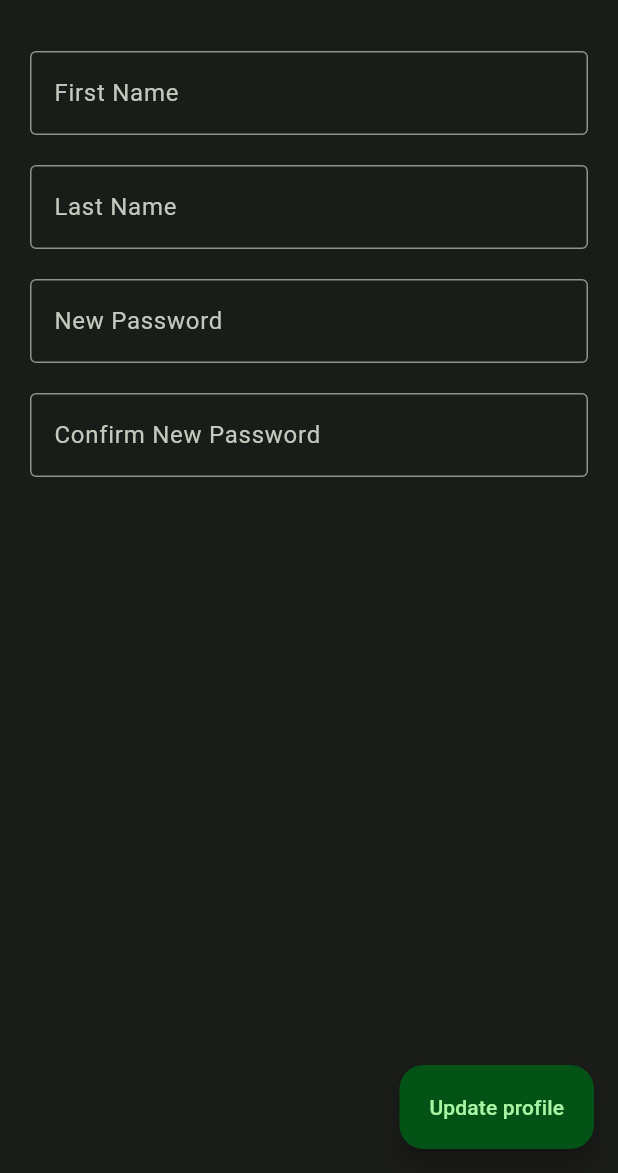
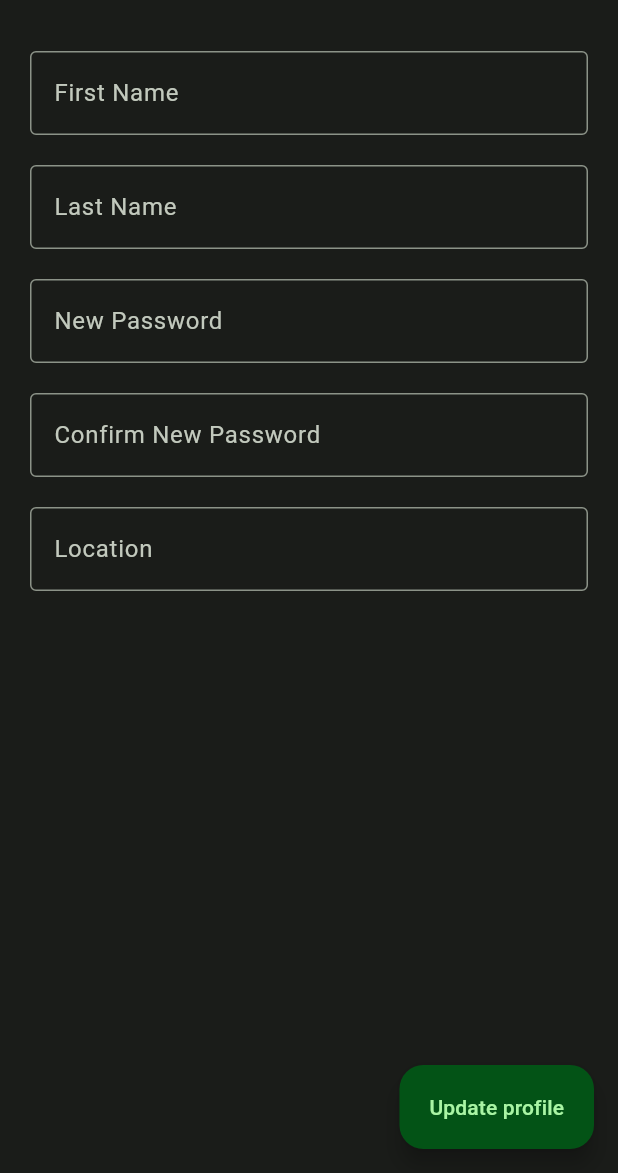
Before and after one commit to codeflow-dev/ecopoints, a Flutter app: the AgentDetailsPage screen opened directly, on a phone screen of 412 x 824 dp, the part 63-1236 px from its top. Run offline on Flutter 3.47's test engine with Material 3 defaults, Android fonts, the phone set to English and light mode, and no system bars; our stand-ins replace cloud_firestore, firebase_auth, firebase_core, fluttertoast, qr_flutter; missing offline and left inert: mobile_scanner; accounts and stored records are empty.

Commit message:
Fixes done in classroom

```diff
--- a/lib/pages/agent_details.dart
+++ b/lib/pages/agent_details.dart
@@ -15,6 +15,7 @@ class _AgentDetailsPageState extends State<AgentDetailsPage> {
   final lastNameController = TextEditingController();
   final newPasswordController = TextEditingController();
   final confirmPasswordController = TextEditingController();
+  final locationController = TextEditingController();
 
   final uid = FirebaseAuth.instance.currentUser!.uid;
 
@@ -46,6 +47,7 @@ class _AgentDetailsPageState extends State<AgentDetailsPage> {
               snapshot.data!.data() as Map<String, dynamic>;
           firstNameController.text = data["firstName"];
           lastNameController.text = data["lastName"];
+          locationController.text = data["location"];
           return Scaffold(
             appBar: AppBar(title: Text("Profile settings")),
             floatingActionButton: FloatingActionButton.extended(
@@ -54,6 +56,7 @@ class _AgentDetailsPageState extends State<AgentDetailsPage> {
                 Map<String, dynamic> newData = {
                   "firstName": firstNameController.text.trim(),
                   "lastName": lastNameController.text.trim(),
+                  "location": locationController.text.trim(),
                 };
                 if (newPasswordController.text.trim().isNotEmpty) {
                   try {
@@ -123,6 +126,14 @@ class _AgentDetailsPageState extends State<AgentDetailsPage> {
                       ),
                     ),
                     SizedBox(height: 20),
+                    TextField(
+                      controller: locationController,
+                      decoration: InputDecoration(
+                        border: OutlineInputBorder(),
+                        labelText: 'Location',
+                      ),
+                    ),
+                    SizedBox(height: 20),
                   ],
                 ),
               ),
--- a/lib/pages/user_redeem.dart
+++ b/lib/pages/user_redeem.dart
@@ -172,7 +172,8 @@ class _UserRedeemPageState extends State<UserRedeemPage> {
           final redeem =
               await FirebaseFirestore.instance.collection("redeem").add(data);
           if (mounted) {
-            Navigator.push(
+            Navigator.pop(context);
+            Navigator.pushReplacement(
               context,
               MaterialPageRoute(
                 builder: (context) => RedeemQRPage(redeem.id),
--- a/lib/pages/welcome_page.dart
+++ b/lib/pages/welcome_page.dart
@@ -27,7 +27,6 @@ class WelcomePage extends StatelessWidget {
                   style: TextStyle(
                     fontSize: 50,
                     fontWeight: FontWeight.bold,
-                    color: Color(0xFFA9F5A4),
                   ),
                   textAlign: TextAlign.center,
                 ),
```
Also changed, not shown: lib/pages/agent_storage.dart (+37 -15 lines), lib/pages/redeem_qr.dart (+15 -1 lines), lib/pages/user_home.dart (+13 -1 lines).
